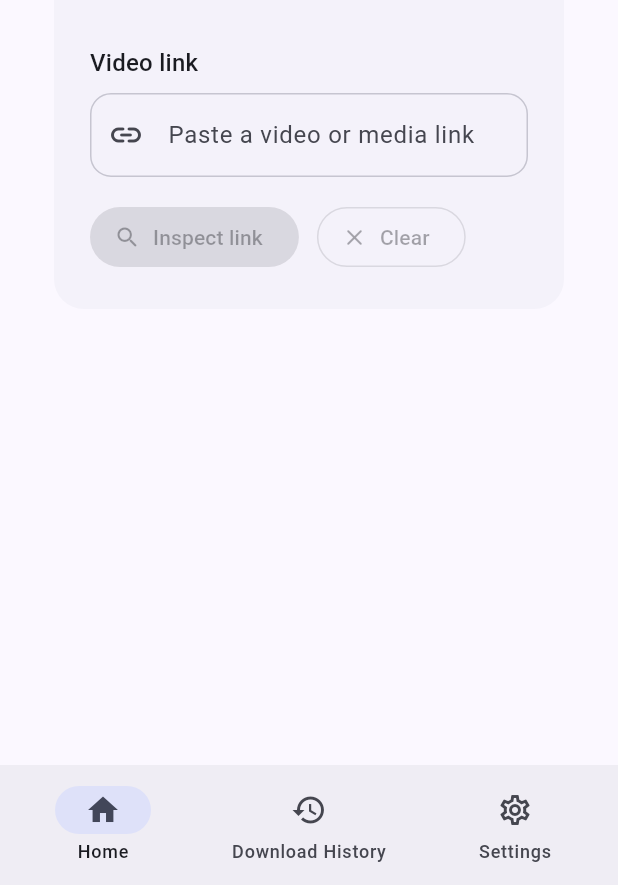
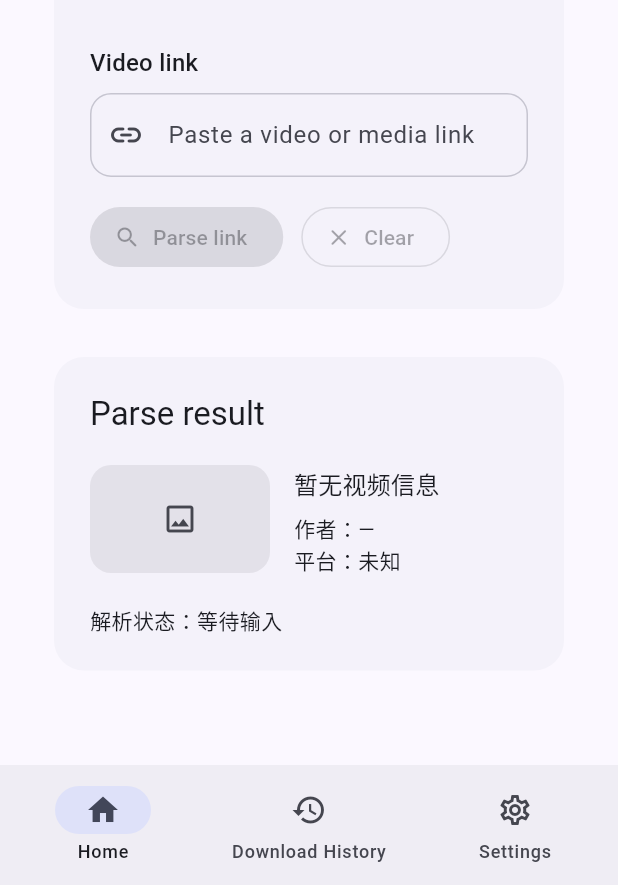
Before and after one commit to zzz468/MediaFlow-Dev, a Flutter app: the screen it shows after launch, on a phone screen of 412 x 824 dp, the part 351-1236 px from its top. Run offline on Flutter 3.47's test engine with Material 3 defaults, Android fonts, the phone set to English and light mode, and no system bars; our stand-ins replace flutter_riverpod, go_router.

Commit message:
feat: add parser service and video info display

```diff
--- a/lib/features/home/presentation/home_page.dart
+++ b/lib/features/home/presentation/home_page.dart
@@ -99,21 +99,15 @@ class _HomePageState extends ConsumerState<HomePage> {
                         : null,
                   ),
                 ),
-                if (state.isReadyForParsing) ...[
-                  const SizedBox(height: 16),
-                  _LinkDetectionSummary(state: state),
-                ],
                 const SizedBox(height: 16),
                 Wrap(
                   spacing: 12,
                   runSpacing: 12,
                   children: [
                     FilledButton.icon(
-                      onPressed: state.isReadyForParsing
-                          ? _showFutureFeature
-                          : null,
+                      onPressed: state.isReadyForParsing ? _parseLink : null,
                       icon: const Icon(Icons.search_rounded),
-                      label: const Text('Inspect link'),
+                      label: const Text('Parse link'),
                     ),
                     OutlinedButton.icon(
                       onPressed: state.hasInput ? _clearLink : null,
@@ -126,6 +120,8 @@ class _HomePageState extends ConsumerState<HomePage> {
             ),
           ),
         ),
+        const SizedBox(height: 24),
+        _ParserResultSection(state: state),
       ],
     );
   }
@@ -135,37 +131,86 @@ class _HomePageState extends ConsumerState<HomePage> {
     ref.read(linkParserViewModelProvider.notifier).clear();
   }
 
-  void _showFutureFeature() {
-    ScaffoldMessenger.of(
-      context,
-    ).showSnackBar(const SnackBar(content: Text('媒体解析将在后续阶段开放。')));
+  void _parseLink() {
+    ref.read(linkParserViewModelProvider.notifier).parse();
   }
 }
 
-class _LinkDetectionSummary extends StatelessWidget {
-  const _LinkDetectionSummary({required this.state});
+class _ParserResultSection extends StatelessWidget {
+  const _ParserResultSection({required this.state});
 
   final LinkParserState state;
 
   @override
   Widget build(BuildContext context) {
     final colorScheme = Theme.of(context).colorScheme;
+    final videoInfo = state.videoInfo;
 
-    return Container(
-      width: double.infinity,
-      padding: const EdgeInsets.all(16),
-      decoration: BoxDecoration(
-        color: colorScheme.secondaryContainer,
-        borderRadius: BorderRadius.circular(14),
-      ),
-      child: Column(
-        crossAxisAlignment: CrossAxisAlignment.start,
-        children: [
-          Text('平台：${state.selectedPlatform.displayName}'),
-          const SizedBox(height: 4),
-          const Text('状态：等待解析'),
-        ],
+    return Card(
+      child: Padding(
+        padding: const EdgeInsets.all(24),
+        child: Column(
+          crossAxisAlignment: CrossAxisAlignment.start,
+          children: [
+            Text('Parse result', style: Theme.of(context).textTheme.titleLarge),
+            const SizedBox(height: 20),
+            Row(
+              crossAxisAlignment: CrossAxisAlignment.start,
+              children: [
+                Container(
+                  width: 120,
+                  height: 72,
+                  alignment: Alignment.center,
+                  decoration: BoxDecoration(
+                    color: colorScheme.surfaceContainerHighest,
+                    borderRadius: BorderRadius.circular(14),
+                  ),
+                  child: Icon(
+                    Icons.image_outlined,
+                    color: colorScheme.onSurfaceVariant,
+                  ),
+                ),
+                const SizedBox(width: 16),
+                Expanded(
+                  child: Column(
+                    crossAxisAlignment: CrossAxisAlignment.start,
+                    children: [
+                      Text(
+                        videoInfo?.title ?? '暂无视频信息',
+                        style: Theme.of(context).textTheme.titleMedium,
+                      ),
+                      const SizedBox(height: 8),
+                      Text('作者：${videoInfo?.author ?? '—'}'),
+                      Text('平台：${state.selectedPlatform.displayName}'),
+                      if (videoInfo?.duration != null)
+                        Text('时长：${_formatDuration(videoInfo!.duration!)}'),
+                    ],
+                  ),
+                ),
+              ],
+            ),
+            const SizedBox(height: 20),
+            Text('解析状态：${state.parserStatus.displayName}'),
+            if (state.parserStatus == ParserExecutionStatus.parsing) ...[
+              const SizedBox(height: 12),
+              const LinearProgressIndicator(),
+            ],
+            if (state.errorMessage != null) ...[
+              const SizedBox(height: 12),
+              Text(
+                state.errorMessage!,
+                style: TextStyle(color: colorScheme.error),
+              ),
+            ],
+          ],
+        ),
       ),
     );
   }
+
+  String _formatDuration(Duration duration) {
+    final minutes = duration.inMinutes;
+    final seconds = duration.inSeconds.remainder(60).toString().padLeft(2, '0');
+    return '$minutes:$seconds';
+  }
 }
--- a/lib/features/parser/data/bilibili/bilibili_parser.dart
+++ b/lib/features/parser/data/bilibili/bilibili_parser.dart
@@ -1,6 +1,7 @@
 import '../../../../core/models/media_link.dart';
 import '../../domain/parser_interface.dart';
 import '../../domain/parser_result.dart';
+import '../../domain/video_info.dart';
 
 class BilibiliParser implements ParserInterface {
   const BilibiliParser();
@@ -10,9 +11,20 @@ class BilibiliParser implements ParserInterface {
 
   @override
   Future<ParserResult> parse(MediaLink link) async {
-    return const ParserFailure(
-      code: 'not_implemented',
-      message: 'Bilibili parsing is not implemented yet.',
+    return ParserSuccess(
+      VideoInfo(
+        id: 'bilibili-demo',
+        title: '测试视频',
+        author: 'MediaFlow Demo',
+        authorId: 'mediaflow-demo',
+        platform: platform,
+        coverUrl: Uri.parse(
+          'https://example.test/mediaflow/bilibili-cover.jpg',
+        ),
+        videoUrl: Uri.parse('https://example.test/mediaflow/bilibili-demo.mp4'),
+        duration: const Duration(minutes: 3, seconds: 20),
+        description: '用于验证 MediaFlow 解析架构的 Bilibili 模拟数据。',
+      ),
     );
   }
 
--- a/lib/features/parser/data/douyin/douyin_parser.dart
+++ b/lib/features/parser/data/douyin/douyin_parser.dart
@@ -1,6 +1,7 @@
 import '../../../../core/models/media_link.dart';
 import '../../domain/parser_interface.dart';
 import '../../domain/parser_result.dart';
+import '../../domain/video_info.dart';
 
 class DouyinParser implements ParserInterface {
   const DouyinParser();
@@ -10,9 +11,18 @@ class DouyinParser implements ParserInterface {
 
   @override
   Future<ParserResult> parse(MediaLink link) async {
-    return const ParserFailure(
-      code: 'not_implemented',
-      message: 'Douyin parsing is not implemented yet.',
+    return ParserSuccess(
+      VideoInfo(
+        id: 'douyin-demo',
+        title: '测试视频',
+        author: 'MediaFlow Demo',
+        authorId: 'mediaflow-demo',
+        platform: platform,
+        coverUrl: Uri.parse('https://example.test/mediaflow/douyin-cover.jpg'),
+        videoUrl: Uri.parse('https://example.test/mediaflow/douyin-demo.mp4'),
+        duration: const Duration(minutes: 1, seconds: 45),
+        description: '用于验证 MediaFlow 解析架构的抖音模拟数据。',
+      ),
     );
   }
 
--- a/lib/features/parser/domain/link_parser_state.dart
+++ b/lib/features/parser/domain/link_parser_state.dart
@@ -1,13 +1,26 @@
 import '../../../core/models/media_link.dart';
+import 'video_info.dart';
 
 enum LinkParsingStatus { idle, invalid, valid }
 
 enum ParserExecutionStatus {
-  idle,
-  waitingForParsing,
+  waitingForInput,
+  readyToParse,
   parsing,
   succeeded,
   failed,
+}
+
+extension ParserExecutionStatusDisplayName on ParserExecutionStatus {
+  String get displayName {
+    return switch (this) {
+      ParserExecutionStatus.waitingForInput => '等待输入',
+      ParserExecutionStatus.readyToParse => '等待解析',
+      ParserExecutionStatus.parsing => '解析中',
+      ParserExecutionStatus.succeeded => '解析成功',
+      ParserExecutionStatus.failed => '解析失败',
+    };
+  }
 }
 
 class LinkParserState {
@@ -16,7 +29,8 @@ class LinkParserState {
     this.uri,
     this.selectedPlatform = MediaPlatform.unknown,
     this.inputStatus = LinkParsingStatus.idle,
-    this.parserStatus = ParserExecutionStatus.idle,
+    this.parserStatus = ParserExecutionStatus.waitingForInput,
+    this.videoInfo,
     this.errorMessage,
   });
 
@@ -25,9 +39,10 @@ class LinkParserState {
   final MediaPlatform selectedPlatform;
   final LinkParsingStatus inputStatus;
   final ParserExecutionStatus parserStatus;
+  final VideoInfo? videoInfo;
   final String? errorMessage;
 
   bool get hasInput => input.trim().isNotEmpty;
   bool get isReadyForParsing =>
-      parserStatus == ParserExecutionStatus.waitingForParsing;
+      parserStatus == ParserExecutionStatus.readyToParse;
 }
--- a/lib/features/parser/domain/video_info.dart
+++ b/lib/features/parser/domain/video_info.dart
@@ -10,6 +10,8 @@ class VideoInfo {
     this.duration,
     this.author,
     this.authorId,
+    this.description,
+    this.metadata = const {},
   });
 
   final String id;
@@ -20,4 +22,6 @@ class VideoInfo {
   final Duration? duration;
   final String? author;
   final String? authorId;
+  final String? description;
+  final Map<String, Object?> metadata;
 }
```
Also changed, not shown: lib/features/parser/application/parser_service.dart (added, +51 -0 lines), lib/features/parser/presentation/link_parser_view_model.dart (+46 -9 lines), 6 other files.
